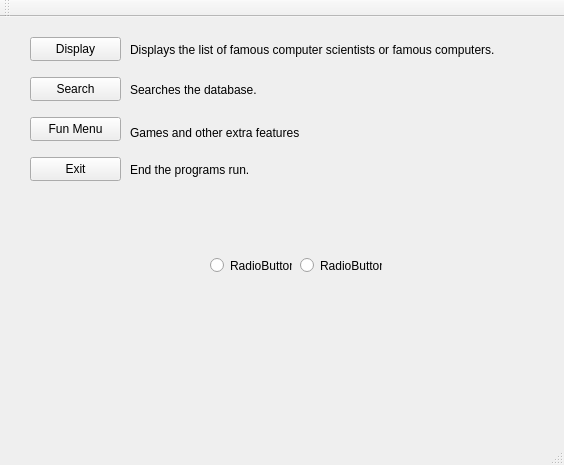
Above: Widget/mainwindow.ui from Ladanvini/VLN1-Hopur-5 before the change. Below: the same form after it.
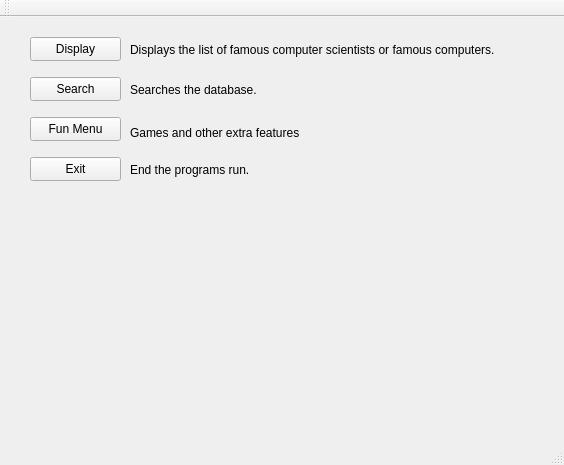
That is the form after the change.

Commit message: Fixed tab orders on menus

```diff
--- a/Widget/mainwindow.ui
+++ b/Widget/mainwindow.ui
@@ -118,32 +118,6 @@
      <string>End the programs run.</string>
     </property>
    </widget>
-   <widget class="QRadioButton" name="radioButton">
-    <property name="geometry">
-     <rect>
-      <x>210</x>
-      <y>240</y>
-      <width>82</width>
-      <height>17</height>
-     </rect>
-    </property>
-    <property name="text">
-     <string>RadioButton</string>
-    </property>
-   </widget>
-   <widget class="QRadioButton" name="radioButton_2">
-    <property name="geometry">
-     <rect>
-      <x>300</x>
-      <y>240</y>
-      <width>82</width>
-      <height>17</height>
-     </rect>
-    </property>
-    <property name="text">
-     <string>RadioButton</string>
-    </property>
-   </widget>
   </widget>
   <widget class="QMenuBar" name="menuBar">
    <property name="geometry">
```
Left out of the diff: 2 changed lines with no effect on the pictures. The commit also changes 5 other files.
